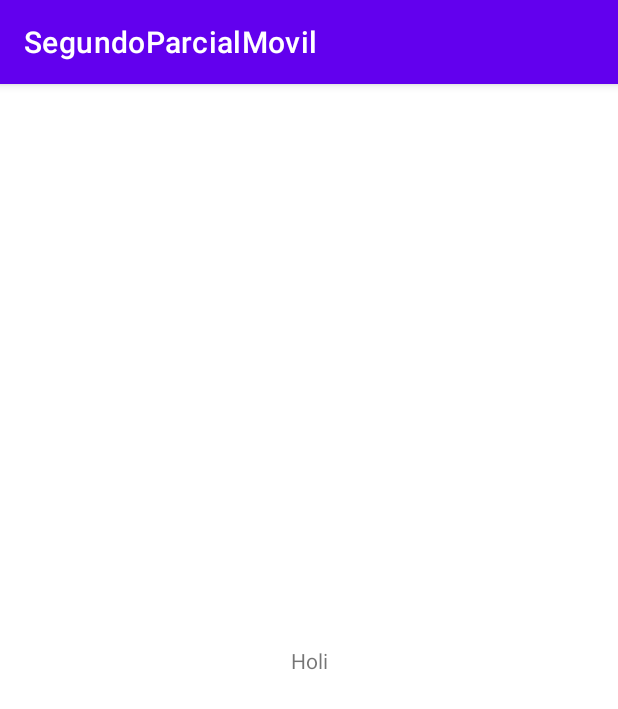
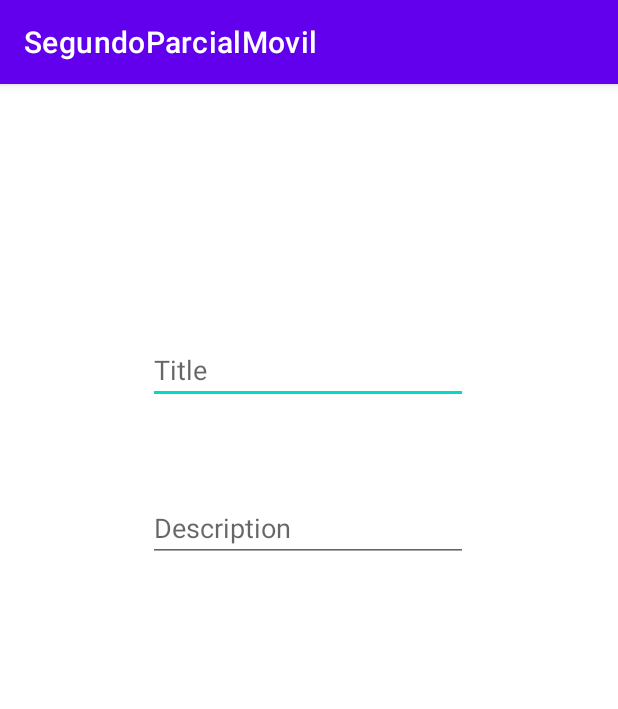
Before and after one commit to DiegoQR/SegundoParcial-ProgramacionMovil, an Android app: the screen it shows after launch (DBConnectionActivity), on a phone screen of 412 x 824 dp. Shown: the top 709 px of the screen. Run offline under Robolectric (Android 15) with nearby library versions, the phone set to English and light mode, and no system bars; our stand-ins replace Room's generated code.

Commit message:
Añadida una actividad con los campos title y description

```diff
--- a/app/src/main/java/com/example/segundoparcialmovil/DBConnectionActivity.kt
+++ b/app/src/main/java/com/example/segundoparcialmovil/DBConnectionActivity.kt
@@ -15,7 +15,7 @@ class DBConnectionActivity : AppCompatActivity() {
         GlobalScope.launch {
             val bookDao = AppRoomDatabase.getDatabase(applicationContext).bookDato()
             val repository = BookRepository(bookDao)
-            repository.insert(Book("Best Seller android", "This is the best seller for android"))
+            repository.insert(Book("Cien años de soledad", "Libro de Gabriel Garcia Marquez"))
             val list = repository.getListBooks()
             list.forEach{
                 Log.d("DBTEST", "Id book = ${it.id}, Title: ${it.title}, Desc: ${it.description}")
--- a/app/src/main/res/layout/activity_dbconnection.xml
+++ b/app/src/main/res/layout/activity_dbconnection.xml
@@ -6,13 +6,30 @@
     android:layout_height="match_parent"
     tools:context=".DBConnectionActivity">
 
-    <TextView
-        android:id="@+id/textView"
+    <EditText
+        android:id="@+id/pt_title"
         android:layout_width="wrap_content"
         android:layout_height="wrap_content"
-        android:text="Holi"
+        android:layout_marginTop="168dp"
+        android:ems="10"
+        android:hint="@string/book_title"
+        android:inputType="textPersonName"
+        app:layout_constraintEnd_toEndOf="parent"
+        app:layout_constraintHorizontal_bias="0.497"
+        app:layout_constraintStart_toStartOf="parent"
+        app:layout_constraintTop_toTopOf="parent" />
+
+    <EditText
+        android:id="@+id/pt_description"
+        android:layout_width="wrap_content"
+        android:layout_height="wrap_content"
+        android:ems="10"
+        android:hint="@string/book_description"
+        android:inputType="textPersonName"
         app:layout_constraintBottom_toBottomOf="parent"
         app:layout_constraintEnd_toEndOf="parent"
+        app:layout_constraintHorizontal_bias="0.497"
         app:layout_constraintStart_toStartOf="parent"
-        app:layout_constraintTop_toTopOf="parent" />
+        app:layout_constraintTop_toBottomOf="@+id/pt_title"
+        app:layout_constraintVertical_bias="0.118" />
 </androidx.constraintlayout.widget.ConstraintLayout>
--- a/app/src/main/res/values/strings.xml
+++ b/app/src/main/res/values/strings.xml
@@ -1,3 +1,5 @@
 <resources>
     <string name="app_name">SegundoParcialMovil</string>
+    <string name="book_title">Title</string>
+    <string name="book_description">Description</string>
 </resources>
```
